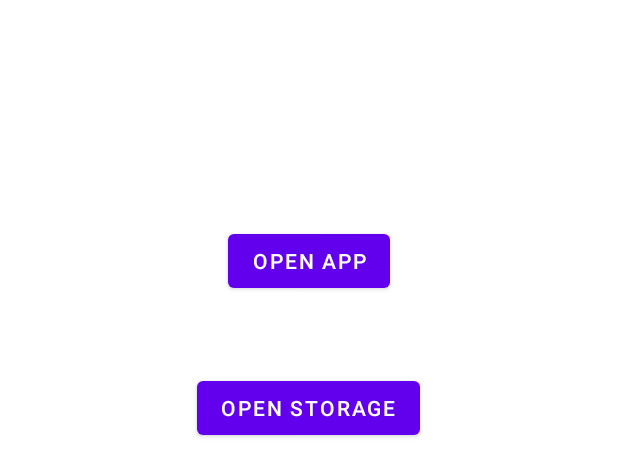
After one commit to Niklas7400/OrthoViewe, an Android app: the layout activity_start.xml on its own in the app's theme, with its tools: preview values and no code run, on a phone screen of 412 x 824 dp. The commit adds this screen. Shown: the top 476 px of the screen. Run offline under Robolectric (Android 15) with nearby library versions, the phone set to English and light mode, and no system bars.

Commit message:
Starteseite

```diff
--- a/app/build.gradle
+++ b/app/build.gradle
@@ -25,6 +25,7 @@ android {
         sourceCompatibility JavaVersion.VERSION_1_8
         targetCompatibility JavaVersion.VERSION_1_8
     }
+    namespace 'com.example.orthoviewe'
 }
 
 dependencies {
--- /dev/null
+++ b/app/src/main/res/layout/activity_start.xml
@@ -0,0 +1,24 @@
+<?xml version="1.0" encoding="utf-8"?>
+<RelativeLayout xmlns:android="http://schemas.android.com/apk/res/android"
+    xmlns:tools="http://schemas.android.com/tools"
+    android:layout_width="match_parent"
+    android:layout_height="match_parent"
+    tools:context=".StartActivity">
+
+    <Button
+        android:id="@+id/btnOpenApp"
+        android:layout_width="wrap_content"
+        android:layout_height="wrap_content"
+        android:text="Open App"
+        android:layout_centerHorizontal="true"
+        android:layout_marginTop="150dp" />
+
+    <Button
+        android:id="@+id/btnOpenStorage"
+        android:layout_width="wrap_content"
+        android:layout_height="wrap_content"
+        android:text="Open Storage"
+        android:layout_below="@id/btnOpenApp"
+        android:layout_centerHorizontal="true"
+        android:layout_marginTop="50dp" />
+</RelativeLayout>
--- a/build.gradle
+++ b/build.gradle
@@ -5,7 +5,7 @@ buildscript {
         mavenCentral()
     }
     dependencies {
-        classpath 'com.android.tools.build:gradle:7.4.2'
+        classpath 'com.android.tools.build:gradle:8.3.1'
 
         // NOTE: Do not place your application dependencies here; they belong
         // in the individual module build.gradle files
--- a/gradle.properties
+++ b/gradle.properties
@@ -17,3 +17,6 @@ org.gradle.jvmargs=-Xmx2048m -Dfile.encoding=UTF-8
 android.useAndroidX=true
 # Automatically convert third-party libraries to use AndroidX
 android.enableJetifier=true
+android.defaults.buildfeatures.buildconfig=true
+android.nonTransitiveRClass=false
+android.nonFinalResIds=false
```
Also changed, not shown: app/src/main/AndroidManifest.xml (+6 -6 lines), app/src/main/java/com/example/orthoviewe/MainActivity.java (+11 -24 lines), app/src/main/java/com/example/orthoviewe/StartActivity.java (added, +121 -0 lines), gradle/wrapper/gradle-wrapper.properties.
